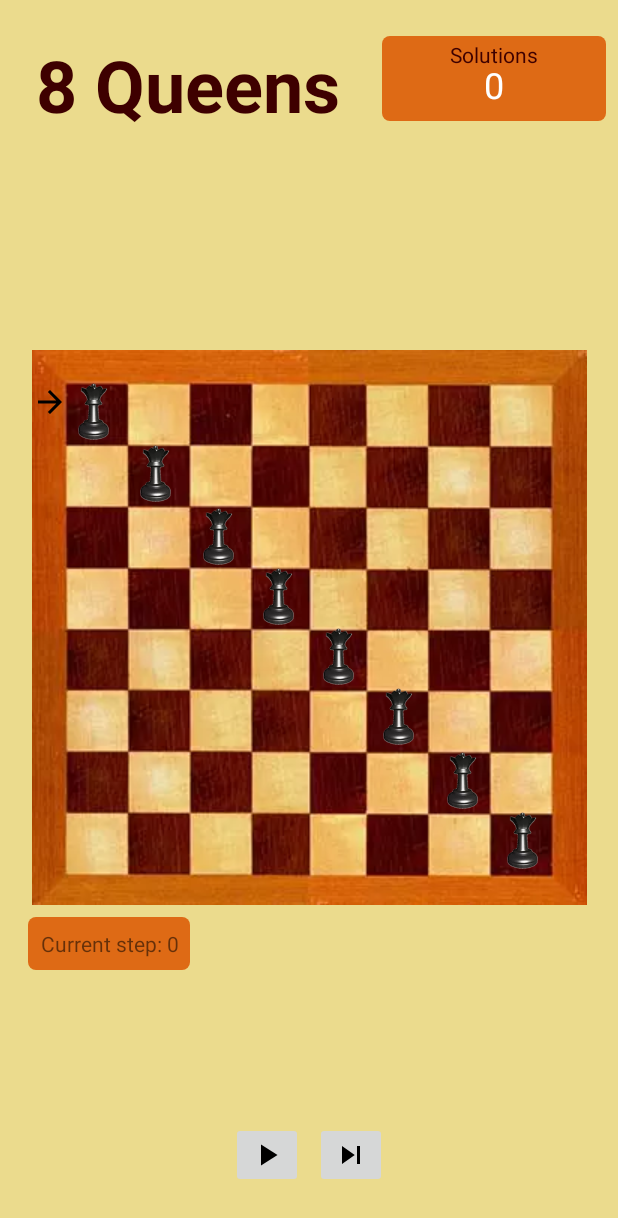
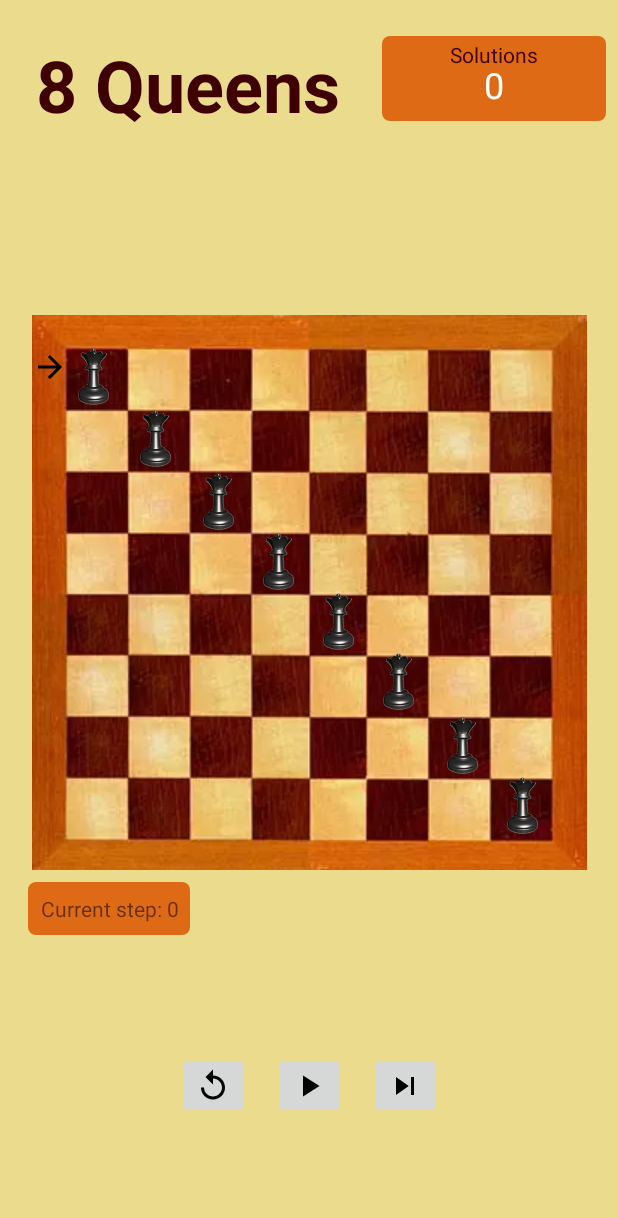
Before and after one commit to lixiangthinker/NQueensAndroid, an Android app: the screen it shows after launch (QueensActivity), on a phone screen of 412 x 824 dp. Shown: the top 1218 px of the screen. Run offline under Robolectric (Android 15) with nearby library versions, the light colour scheme and no system bars; our stand-ins replace Dagger/Hilt's generated code; 1 statement that could not run was skipped.

Commit message:
[View] add reset button.

```diff
--- a/app/src/main/java/com/tony/builder/nqueens/model/QueensSingleArray.java
+++ b/app/src/main/java/com/tony/builder/nqueens/model/QueensSingleArray.java
@@ -107,6 +107,7 @@
 
     @Override
     public void onStart(int dimension) {
+        mCurrentLayer = 0;
         DIMENSION = dimension;
         position = new int[dimension];
         for (int i = 0; i < DIMENSION; i++) {
--- a/app/src/main/java/com/tony/builder/nqueens/viewmodel/QueensViewModel.java
+++ b/app/src/main/java/com/tony/builder/nqueens/viewmodel/QueensViewModel.java
@@ -120,6 +120,11 @@
         queensModel.onStart(dimension);
     }
 
+    public void onReset(int dimension) {
+        paused = true;
+        queensModel.onStart(dimension);
+    }
+
     public void onNext() {
         Log.d(TAG, "onNext next button clicked");
         Integer counter = getStepCounter().getValue();
--- /dev/null
+++ b/app/src/main/res/drawable/ic_replay_black_24dp.xml
@@ -0,0 +1,9 @@
+<vector xmlns:android="http://schemas.android.com/apk/res/android"
+        android:width="24dp"
+        android:height="24dp"
+        android:viewportWidth="24.0"
+        android:viewportHeight="24.0">
+    <path
+        android:fillColor="#FF000000"
+        android:pathData="M12,5V1L7,6l5,5V7c3.31,0 6,2.69 6,6s-2.69,6 -6,6 -6,-2.69 -6,-6H4c0,4.42 3.58,8 8,8s8,-3.58 8,-8 -3.58,-8 -8,-8z"/>
+</vector>
--- a/app/src/main/res/layout/activity_queens.xml
+++ b/app/src/main/res/layout/activity_queens.xml
@@ -171,8 +171,10 @@
         android:id="@+id/btnNext"
         android:layout_width="wrap_content"
         android:layout_height="wrap_content"
-        android:layout_marginBottom="32dp"
+        android:layout_margin="8dp"
+        android:layout_marginBottom="8dp"
         app:layout_constraintBottom_toBottomOf="parent"
+        app:layout_constraintTop_toBottomOf="@+id/tvStepCounter"
         app:layout_constraintEnd_toEndOf="parent"
         app:layout_constraintHorizontal_bias="0.5"
         app:layout_constraintStart_toEndOf="@+id/btnPlay"
@@ -182,13 +184,13 @@
         android:id="@+id/btnPlay"
         android:layout_width="wrap_content"
         android:layout_height="wrap_content"
-        android:layout_marginEnd="8dp"
-        android:layout_marginBottom="32dp"
+        android:layout_margin="8dp"
+        android:layout_marginBottom="8dp"
         app:layout_constraintBottom_toBottomOf="parent"
+        app:layout_constraintTop_toBottomOf="@+id/tvStepCounter"
         app:layout_constraintEnd_toStartOf="@+id/btnNext"
         app:layout_constraintHorizontal_bias="0.5"
-        app:layout_constraintHorizontal_chainStyle="packed"
-        app:layout_constraintStart_toStartOf="parent"
+        app:layout_constraintStart_toEndOf="@+id/btnReset"
         app:srcCompat="@drawable/ic_play_arrow_black_24dp" />
 
     <TextView
@@ -206,4 +208,18 @@
         app:layout_constraintStart_toStartOf="parent"
         app:layout_constraintTop_toBottomOf="@+id/clChessBoard" />
 
+    <ImageButton
+        android:id="@+id/btnReset"
+        android:layout_width="wrap_content"
+        android:layout_height="wrap_content"
+        android:layout_margin="8dp"
+        android:layout_marginBottom="8dp"
+        app:layout_constraintBottom_toBottomOf="parent"
+        app:layout_constraintEnd_toStartOf="@+id/btnPlay"
+        app:layout_constraintHorizontal_bias="0.5"
+        app:layout_constraintHorizontal_chainStyle="packed"
+        app:layout_constraintStart_toStartOf="parent"
+        app:layout_constraintTop_toBottomOf="@+id/tvStepCounter"
+        app:srcCompat="@drawable/ic_replay_black_24dp" />
+
 </androidx.constraintlayout.widget.ConstraintLayout>
```
Also changed, not shown: app/src/main/java/com/tony/builder/nqueens/view/QueensActivity.java (+24 -2 lines).
